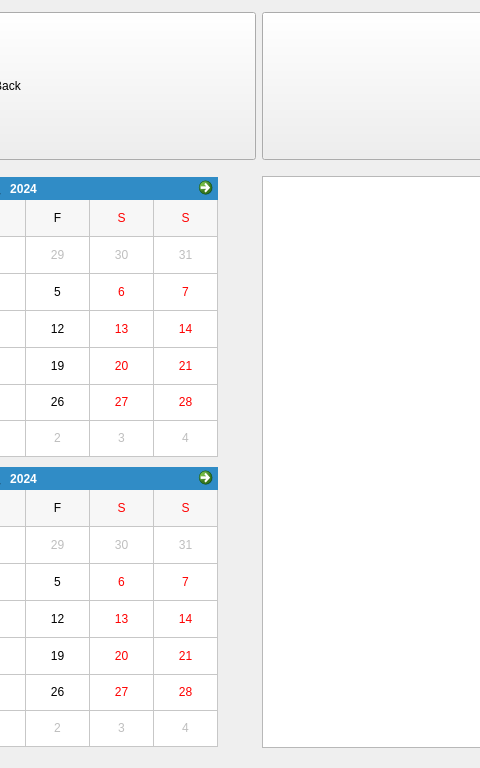
Above: penyamanager/user/accountview.ui from eguzki/penyamanager before the change; both pictures show x 253 to 733 and y 0 to 768 of the 1024 by 768 pixel window. Below: the same form after it.
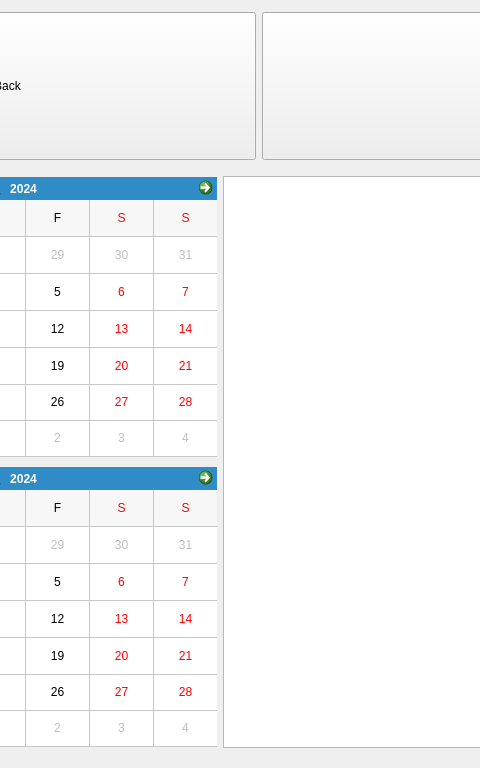
That is the form after the change.

Diff of the .ui file:
```diff
--- a/penyamanager/user/accountview.ui
+++ b/penyamanager/user/accountview.ui
@@ -10,18 +10,6 @@
     <height>768</height>
    </rect>
   </property>
-  <property name="minimumSize">
-   <size>
-    <width>1024</width>
-    <height>768</height>
-   </size>
-  </property>
-  <property name="maximumSize">
-   <size>
-    <width>1024</width>
-    <height>768</height>
-   </size>
-  </property>
   <property name="windowTitle">
    <string>Account View</string>
   </property>
@@ -87,6 +75,12 @@
      <layout class="QHBoxLayout" name="horizontalLayout">
       <item>
        <widget class="QWidget" name="calendarWidget" native="true">
+        <property name="maximumSize">
+         <size>
+          <width>450</width>
+          <height>16777215</height>
+         </size>
+        </property>
         <layout class="QVBoxLayout" name="verticalLayout_2">
          <property name="spacing">
           <number>10</number>
@@ -103,34 +97,6 @@
          <property name="bottomMargin">
           <number>1</number>
          </property>
-         <item>
-          <widget class="QCalendarWidget" name="toCalendarWidget">
-           <property name="minimumSize">
-            <size>
-             <width>450</width>
-             <height>0</height>
-            </size>
-           </property>
-           <property name="maximumSize">
-            <size>
-             <width>400</width>
-             <height>16777215</height>
-            </size>
-           </property>
-           <property name="gridVisible">
-            <bool>true</bool>
-           </property>
-           <property name="horizontalHeaderFormat">
-            <enum>QCalendarWidget::SingleLetterDayNames</enum>
-           </property>
-           <property name="verticalHeaderFormat">
-            <enum>QCalendarWidget::NoVerticalHeader</enum>
-           </property>
-           <property name="dateEditEnabled">
-            <bool>false</bool>
-           </property>
-          </widget>
-         </item>
          <item>
           <widget class="QCalendarWidget" name="fromCalendarWidget">
            <property name="minimumSize">
@@ -159,6 +125,34 @@
            </property>
           </widget>
          </item>
+         <item>
+          <widget class="QCalendarWidget" name="toCalendarWidget">
+           <property name="minimumSize">
+            <size>
+             <width>450</width>
+             <height>0</height>
+            </size>
+           </property>
+           <property name="maximumSize">
+            <size>
+             <width>400</width>
+             <height>16777215</height>
+            </size>
+           </property>
+           <property name="gridVisible">
+            <bool>true</bool>
+           </property>
+           <property name="horizontalHeaderFormat">
+            <enum>QCalendarWidget::SingleLetterDayNames</enum>
+           </property>
+           <property name="verticalHeaderFormat">
+            <enum>QCalendarWidget::NoVerticalHeader</enum>
+           </property>
+           <property name="dateEditEnabled">
+            <bool>false</bool>
+           </property>
+          </widget>
+         </item>
         </layout>
        </widget>
       </item>
```
Left out of the diff: 4 changed lines with no effect on the pictures.
